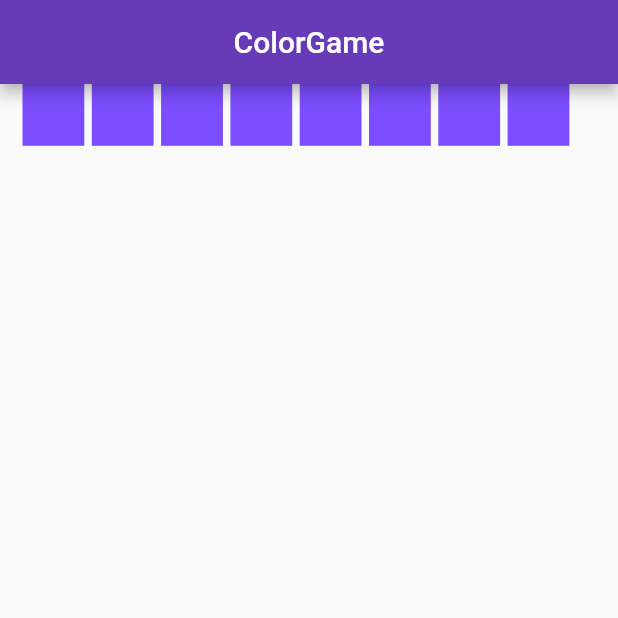
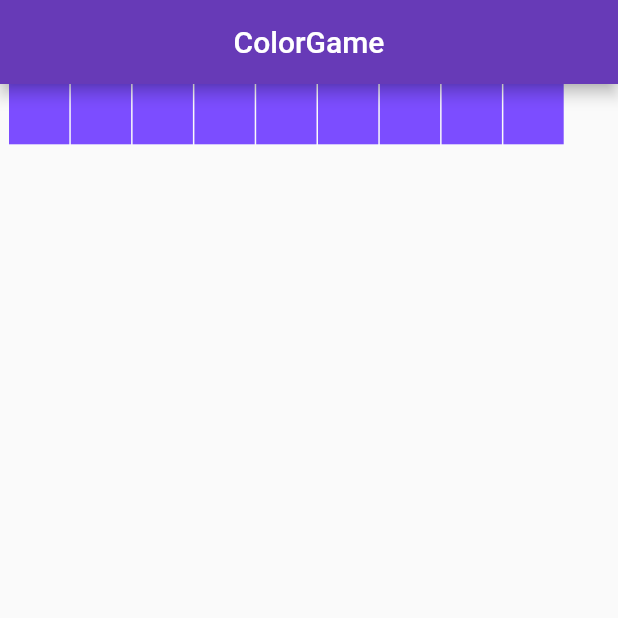
Before and after one commit to rntsoma/color-game, a Flutter app: the screen it shows after launch, on a phone screen of 412 x 824 dp, the top half of it. Run offline on Flutter 3.47's test engine with Material 2 defaults, Android fonts, the phone set to English and light mode, and no system bars.

Commit message:
Generalize some snippets

```diff
--- a/lib/main.dart
+++ b/lib/main.dart
@@ -37,11 +37,21 @@ class _HomeState extends State<Home> {
   }
 
   Widget _createBoard(var _boardHeigth, var _boardWidth) {
-    return Column(
-      //for now, keep it as a single column with rows inside
-      children: <Widget>[
-        _coloredRowWidgetBuilder(_boardHeigth / 10, _boardWidth),
-      ],
+    List<Widget> _createRowList(var height, var width) {
+      List<Widget> rowList = [];
+      for(int i=0; i<9; i++){
+        rowList.add(_coloredRowWidgetBuilder(height, width));
+      }
+      return rowList;
+    }
+
+    return Padding(
+      padding: EdgeInsets.only(left: 5, right: 5),
+      child: Column(
+        //for now, keep it as a single column with rows inside
+        children: <Widget>[
+          _coloredRowWidgetBuilder(_boardHeigth / 10, _boardWidth - 10),
+      ),
     );
   }
 
@@ -49,22 +59,21 @@ class _HomeState extends State<Home> {
   Widget _coloredRowWidgetBuilder(var _rowHeight, _rowWidth) {
     print("Row heigth: $_rowHeight");
     print("Row width: $_rowWidth");
+
+    List<Widget> _createRowList(var height, var width) {
+      List<Widget> rowList = [];
+      for(int i=0; i<9; i++){
+        rowList.add(_singleColoredCellBuilder(height, width));
+      }
+      return rowList;
+    }
+
     return Container(
       child: Padding(
         //10 px from both margins
-        padding: EdgeInsets.only(right: 10, left: 10),
+        padding: EdgeInsets.only(right: 0, left: 0),
         child: Row(
-          children: <Widget>[
-            //force 8 elements to render, need to refactor this later on
-            _singleColoredCellBuilder(_rowHeight, _rowWidth / 10),
-            _singleColoredCellBuilder(_rowHeight, _rowWidth / 10),
-            _singleColoredCellBuilder(_rowHeight, _rowWidth / 10),
-            _singleColoredCellBuilder(_rowHeight, _rowWidth / 10),
-            _singleColoredCellBuilder(_rowHeight, _rowWidth / 10),
-            _singleColoredCellBuilder(_rowHeight, _rowWidth / 10),
-            _singleColoredCellBuilder(_rowHeight, _rowWidth / 10),
-            _singleColoredCellBuilder(_rowHeight, _rowWidth / 10),
-          ],
+          children: _createRowList(_rowHeight, _rowWidth/10)
         ),
       ),
       height: _rowHeight,
@@ -81,7 +90,7 @@ class _HomeState extends State<Home> {
     var _size = _cellHeight > _cellWidth ? _cellWidth : _cellHeight;
     //cells with 5 px of distance from each other
     return Padding(
-        padding: EdgeInsets.only(left: 5),
+        padding: EdgeInsets.only(left: 1),
         child: Column(
           children: <Widget>[
             SizedBox(
```
